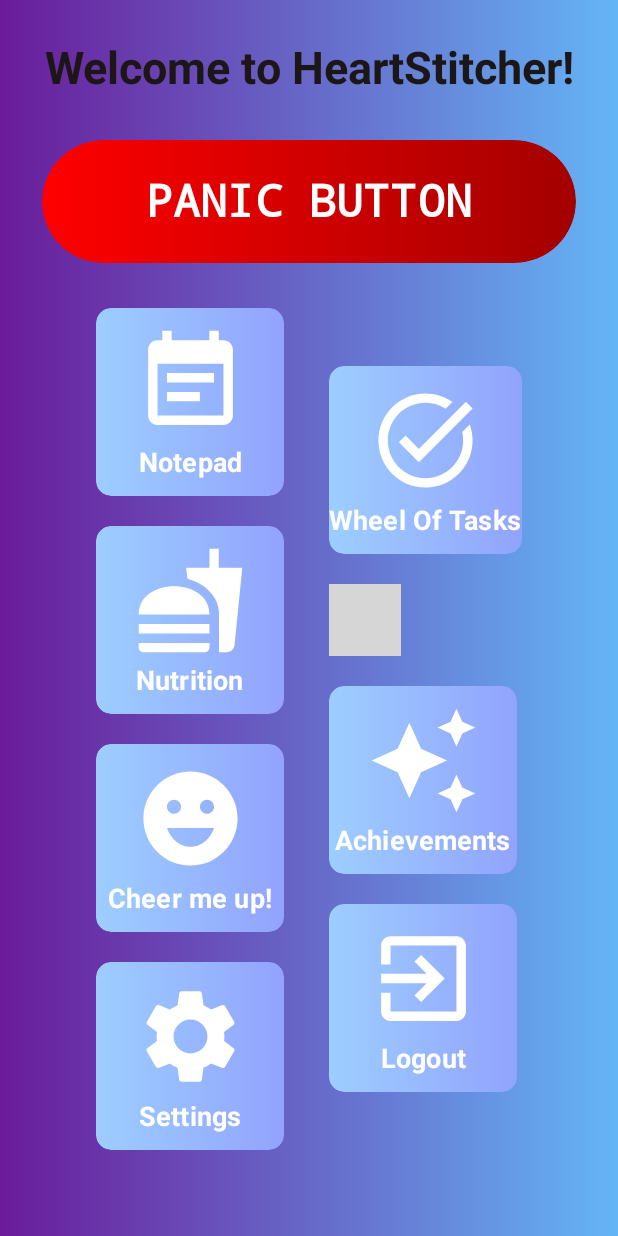
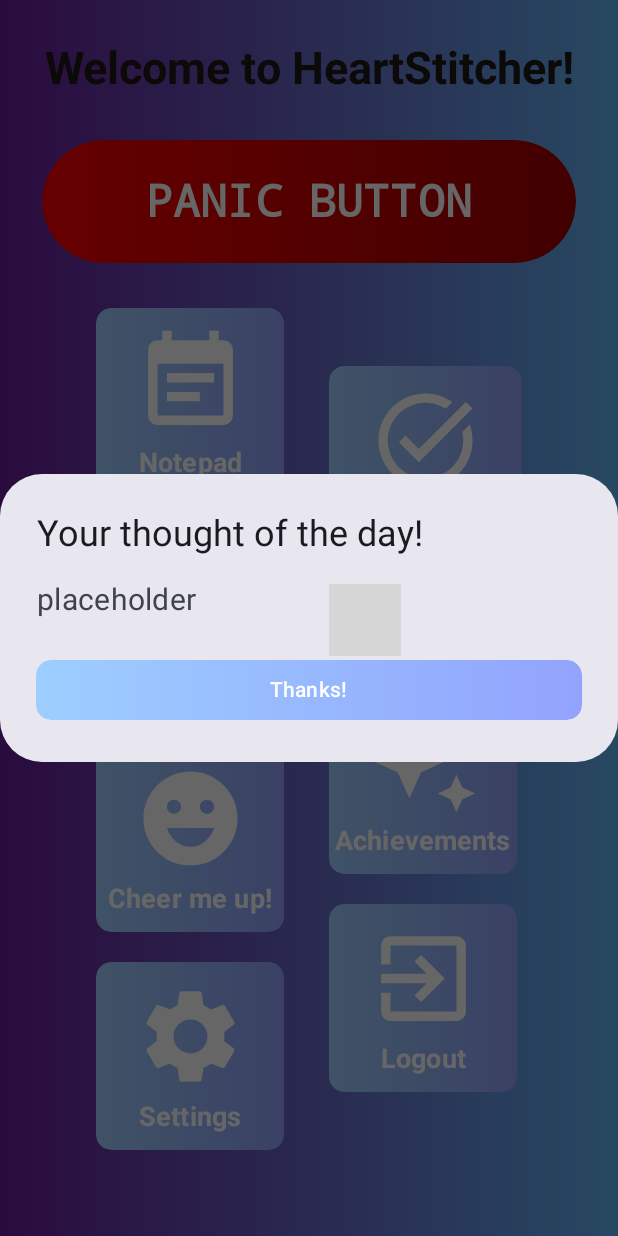
Before and after one commit to HeartStitcherDevelopment/HS, an Android app built with Jetpack Compose: the composable HomeScreen shown on its own in the app's theme, after a tap on "Cheer me up!", on a phone screen of 412 x 824 dp. Run offline under Robolectric (Android 15) with nearby library versions, the light colour scheme and no system bars; our stand-ins replace Firebase (no records; nobody signed in at launch, a user with empty details on screens opened directly); 2 statements that could not run were skipped; grey boxes are pictures that could not be loaded.

Commit message:
Funkcjonalnosc yyy Cheer me up! button

```diff
--- a/app/src/main/java/com/wtfih/heartstitcher/components/AppComponents.kt
+++ b/app/src/main/java/com/wtfih/heartstitcher/components/AppComponents.kt
@@ -25,6 +25,8 @@ import androidx.compose.material.icons.Icons
 import androidx.compose.material.icons.filled.Close
 import androidx.compose.material.icons.filled.Visibility
 import androidx.compose.material.icons.filled.VisibilityOff
+import androidx.compose.material3.AlertDialog
+import androidx.compose.material3.Button
 import androidx.compose.material3.ButtonDefaults
 import androidx.compose.material3.Checkbox
 import androidx.compose.material3.Divider
@@ -35,9 +37,11 @@ import androidx.compose.material3.OutlinedTextField
 import androidx.compose.material3.Text
 import androidx.compose.material3.TextFieldDefaults
 import androidx.compose.runtime.Composable
+import androidx.compose.runtime.getValue
 import androidx.compose.runtime.mutableStateListOf
 import androidx.compose.runtime.mutableStateOf
 import androidx.compose.runtime.remember
+import androidx.compose.runtime.setValue
 import androidx.compose.ui.Alignment
 import androidx.compose.ui.Modifier
 import androidx.compose.ui.draw.clip
@@ -61,10 +65,13 @@ import androidx.compose.ui.text.input.TextFieldValue
 import androidx.compose.ui.text.input.VisualTransformation
 import androidx.compose.ui.text.style.TextAlign
 import androidx.compose.ui.text.style.TextDecoration
+import androidx.compose.ui.text.style.TextOverflow
 import androidx.compose.ui.text.withStyle
 import androidx.compose.ui.unit.dp
 import androidx.compose.ui.unit.sp
+import androidx.lifecycle.viewmodel.compose.viewModel
 import com.wtfih.heartstitcher.R
+import com.wtfih.heartstitcher.data.CheerupsDataViewModel
 import com.wtfih.heartstitcher.ui.theme.BGColor
 import com.wtfih.heartstitcher.ui.theme.GrayColor
 import com.wtfih.heartstitcher.ui.theme.PanicColor1
@@ -556,6 +563,96 @@ fun SpinButtonComponent(onButtonClicked : () -> Unit, isEnabled: Boolean = true)
         }
     }
 }
+
+
+
+@Composable
+fun CheerUpButtonComponent(dataViewModel: CheerupsDataViewModel = viewModel(), value: String, isEnabled: Boolean = true, painterResource: Painter) {
+    var notificationText by remember { mutableStateOf("") }
+    var showDialog by remember { mutableStateOf(false) }
+    val cheerupsHashMap: HashMap<String, String> = dataViewModel.state.value
+    var randomString: String
+    if(cheerupsHashMap.isNotEmpty()) {
+        val randomKey = cheerupsHashMap.keys.random()
+        randomString = cheerupsHashMap[randomKey].toString()
+    }
+    else{
+        randomString = "placeholder"
+    }
+    Button(modifier = Modifier
+        .heightIn(125.dp)
+        .widthIn(125.dp),
+        onClick ={
+            notificationText = value
+            showDialog = true
+        },
+        contentPadding =  PaddingValues(),
+        colors = ButtonDefaults.buttonColors(Color.Transparent),
+        shape = RoundedCornerShape(10.dp),
+        enabled = isEnabled,
+    ){
+        Box(modifier = Modifier
+            .heightIn(125.dp)
+            .widthIn(125.dp)
+            .background(
+                brush = Brush.horizontalGradient(listOf(Secondary, Primary)),
+                shape = RoundedCornerShape(10.dp)
+            ),
+            contentAlignment = Alignment.Center
+        ){
+            Column(
+                horizontalAlignment = Alignment.CenterHorizontally
+            ) {
+                Icon(painter = painterResource, contentDescription = "",modifier = Modifier.size(75.dp))
+                Spacer(modifier = Modifier.height(5.dp))
+                Text(
+                    text = value,
+                    fontSize = 18.sp,
+                    fontWeight = FontWeight.Bold
+                )
+            }
+        }
+    }
+    if (showDialog) {
+        AlertDialog(
+            onDismissRequest = { showDialog = false },
+            title = { Text(text = "Your thought of the day!", textAlign = TextAlign.Center) },
+            text = {
+                Text(text = randomString,
+                    fontSize = 20.sp,
+                    textAlign = TextAlign.Center,
+                    modifier = Modifier
+                        .widthIn(40.dp)
+                        .padding(end = 8.dp),
+                    overflow = TextOverflow.Visible,
+                    softWrap = true,
+                    maxLines = Int.MAX_VALUE
+                    )
+            },
+            confirmButton = {
+                Button(modifier = Modifier.fillMaxWidth(),onClick = {
+                    showDialog = false
+                },contentPadding =  PaddingValues(),
+                    colors = ButtonDefaults.buttonColors(Color.Transparent),
+                    shape = RoundedCornerShape(10.dp),) {
+                    Box(modifier = Modifier
+                    .fillMaxWidth()
+                    .heightIn(40.dp)
+                    .background(
+                        brush = Brush.horizontalGradient(listOf(Secondary, Primary)),
+                        shape = RoundedCornerShape(10.dp)
+                    ),
+                    contentAlignment = Alignment.Center
+                ) {
+                    Text("Thanks!")
+                }
+                }
+            }
+
+        )
+    }
+}
+
 /*fun TextField(labelValue: String, painterResource: Painter,
               onTextSelected: (String) -> Unit,
               errorStatus:Boolean = false
--- /dev/null
+++ b/app/src/main/java/com/wtfih/heartstitcher/data/CheerupsData.kt
@@ -0,0 +1,49 @@
+package com.wtfih.heartstitcher.data
+
+
+import android.annotation.SuppressLint
+import android.util.Log
+import androidx.compose.runtime.mutableStateOf
+import androidx.lifecycle.ViewModel
+import androidx.lifecycle.viewModelScope
+import com.google.firebase.firestore.FirebaseFirestore
+import com.google.firebase.firestore.FirebaseFirestoreException
+import kotlinx.coroutines.launch
+import kotlinx.coroutines.tasks.await
+
+class CheerupsDataViewModel:ViewModel(){
+    @SuppressLint("MutableCollectionMutableState")
+    val state = mutableStateOf(HashMap<String,String>())
+
+    init{
+        getData()
+    }
+    private fun getData(){
+        viewModelScope.launch {
+            state.value = getDataFromFireStore()
+        }
+    }
+}
+
+
+suspend fun getDataFromFireStore():HashMap<String,String>{
+    val database = FirebaseFirestore.getInstance()
+    var hashmap = HashMap<String,String>()
+    try{
+        val documentSnapshot = database.collection("cheerups")
+            .document("cheerups_db")
+            .get().await()
+        if (documentSnapshot.exists()) {
+            val data = documentSnapshot.data
+            if (data != null) {
+                hashmap.putAll(data as Map<String, String>)
+            }
+            Log.d("getDataFromFirestore", "Document found")
+        } else {
+            Log.d("getDataFromFirestore", "Document not found")
+        }
+    }catch(e: FirebaseFirestoreException){
+        Log.d("error", "getDataFromFirestore: $e")
+    }
+    return hashmap
+}
--- a/app/src/main/java/com/wtfih/heartstitcher/screens/HomeScreen.kt
+++ b/app/src/main/java/com/wtfih/heartstitcher/screens/HomeScreen.kt
@@ -23,6 +23,7 @@ import androidx.compose.ui.unit.dp
 import com.google.firebase.auth.ktx.auth
 import com.google.firebase.ktx.Firebase
 import com.wtfih.heartstitcher.R
+import com.wtfih.heartstitcher.components.CheerUpButtonComponent
 import com.wtfih.heartstitcher.components.HeadingTextComponent
 import com.wtfih.heartstitcher.components.IconComponent
 import com.wtfih.heartstitcher.components.PanicButtonComponent
@@ -89,11 +90,10 @@ fun HomeScreen(signUpViewModel: SignUpViewModel = SignUpViewModel()) {
                             painterResource(id = R.drawable.nutrition)
                         )
                         Spacer(modifier = Modifier.height(20.dp))
-                        IconComponent(
+                        CheerUpButtonComponent(
                             value = stringResource(id = R.string.cheer),
-                            onIconClicked = { HeartStitcherRouter.navigateTo(Screen.CheerUpScreen) },
                             isEnabled = true,
-                            painterResource(id = R.drawable.cheer)
+                            painterResource = painterResource(id = R.drawable.cheer)
                         )
                         Spacer(modifier = Modifier.height(20.dp))
                         IconComponent(
--- a/app/src/main/java/com/wtfih/heartstitcher/screens/WheelScreen.kt
+++ b/app/src/main/java/com/wtfih/heartstitcher/screens/WheelScreen.kt
@@ -79,7 +79,7 @@ fun WheelScreen() {
 
                 }.toPersistentList()
             }
-            var pickerValue by remember { mutableIntStateOf(1) }
+            var pickerValue by remember { mutableIntStateOf(0) }
 
             val spinState = rememberSpinWheelState(
                 items = items,
--- a/app/src/main/res/values/strings.xml
+++ b/app/src/main/res/values/strings.xml
@@ -123,4 +123,5 @@
     <string name="spin">Spin!</string>
     <string name="stop">STOP</string>
     <string name="SPIN">SPIN!</string>
+    <string name="cheer_text">Your thought of today:</string>
 </resources>
```
Also changed, not shown: app/src/main/java/com/wtfih/heartstitcher/screens/CheerUpScreen.kt (+70 -4 lines).
